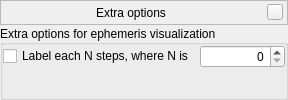
Before: the Qt Designer form src/gui/astroCalcExtraEphemerisDialog.ui in 519984307/stellarium_src, drawn with Qt 5.
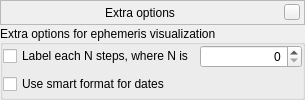
After: the same form once the commit is applied. Custom widgets are drawn as their Qt base class.

Commit message: Added tool for smart format dates of ephemeris on the sky

```diff
--- a/src/gui/astroCalcExtraEphemerisDialog.ui
+++ b/src/gui/astroCalcExtraEphemerisDialog.ui
@@ -6,7 +6,7 @@
    <rect>
     <x>0</x>
     <y>0</y>
-    <width>288</width>
+    <width>305</width>
     <height>100</height>
    </rect>
   </property>
@@ -163,6 +163,13 @@
         </item>
        </layout>
       </item>
+      <item>
+       <widget class="QCheckBox" name="smartDatesCheckBox">
+        <property name="text">
+         <string>Use smart format for dates</string>
+        </property>
+       </widget>
+      </item>
       <item>
        <spacer name="verticalSpacer">
         <property name="orientation">
```
The commit also changes 7 other files.
